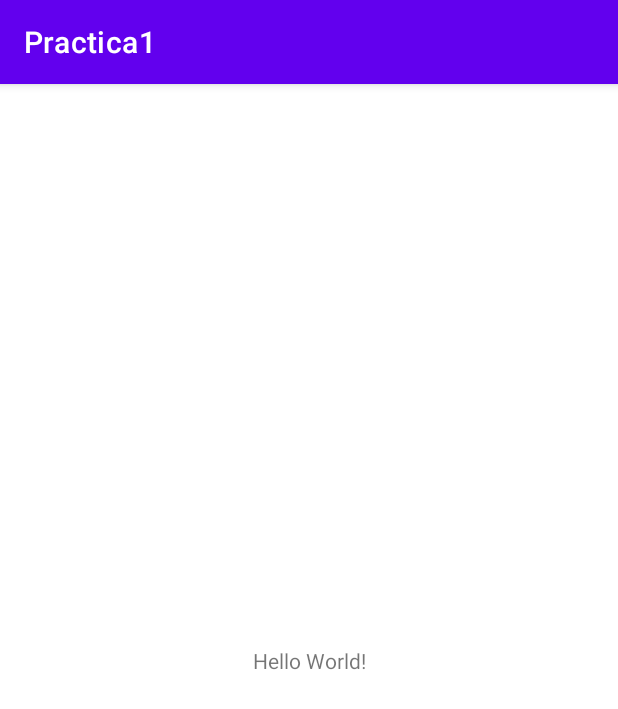
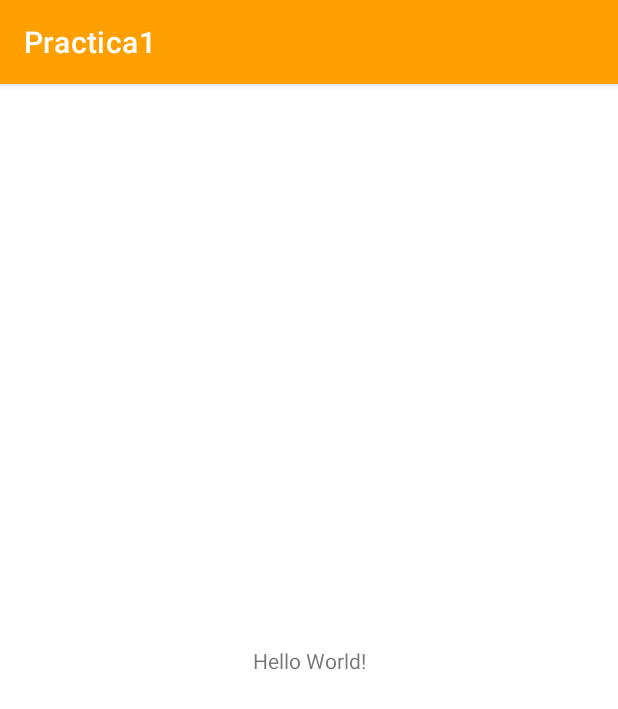
Before and after one commit to CarolinaMelendez/MovileCourse_Practice_1, an Android app: the MainActivity screen opened directly, with no data from a screen before it, on a phone screen of 412 x 824 dp. Shown: the top 709 px of the screen. Run offline under Robolectric (Android 15) with nearby library versions, the phone set to English and light mode, and no system bars.

Commit message:
EX-2 Changed colors

```diff
--- a/app/src/main/res/values/colors.xml
+++ b/app/src/main/res/values/colors.xml
@@ -7,4 +7,8 @@
     <color name="teal_700">#FF018786</color>
     <color name="black">#FF000000</color>
     <color name="white">#FFFFFFFF</color>
+
+    <color name="orange">#FFA000</color>
+    <color name="orange1">#FFC107</color>
+    <color name="orange2">#FFECB3</color>
 </resources>
--- a/app/src/main/res/values/themes.xml
+++ b/app/src/main/res/values/themes.xml
@@ -2,9 +2,9 @@
     <!-- Base application theme. -->
     <style name="Theme.Practica1" parent="Theme.MaterialComponents.DayNight.DarkActionBar">
         <!-- Primary brand color. -->
-        <item name="colorPrimary">@color/purple_500</item>
-        <item name="colorPrimaryVariant">@color/purple_700</item>
-        <item name="colorOnPrimary">@color/white</item>
+        <item name="colorPrimary">@color/orange</item>
+        <item name="colorPrimaryVariant">@color/orange1</item>
+        <item name="colorOnPrimary">@color/orange2</item>
         <!-- Secondary brand color. -->
         <item name="colorSecondary">@color/teal_200</item>
         <item name="colorSecondaryVariant">@color/teal_700</item>
```
